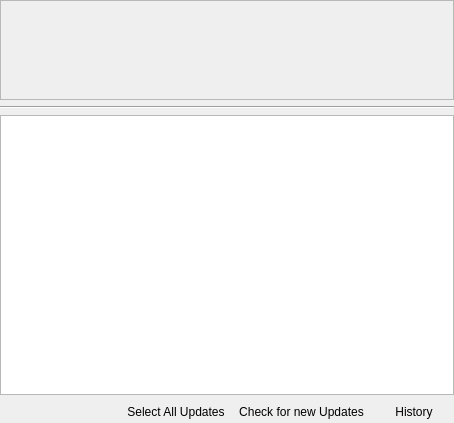
The window that Updater/KcmKpkUpdate.ui (KDE/apper) describes before a commit, drawn with Qt 5.
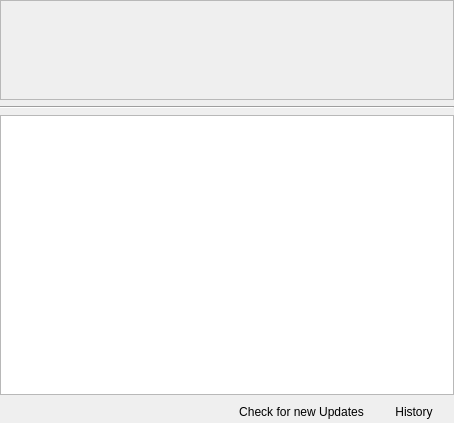
The same window after the commit. Custom widgets are drawn as their Qt base class.

Diff of the .ui file:
```diff
--- a/Updater/KcmKpkUpdate.ui
+++ b/Updater/KcmKpkUpdate.ui
@@ -78,16 +78,6 @@
        </property>
       </spacer>
      </item>
-     <item>
-      <widget class="KPushButton" name="selectAllPB">
-       <property name="text">
-        <string>Select All Updates</string>
-       </property>
-       <property name="flat">
-        <bool>true</bool>
-       </property>
-      </widget>
-     </item>
      <item>
       <widget class="KPushButton" name="refreshPB">
        <property name="text">
```
Left out of the diff: 20 changed lines with no effect on the pictures.
